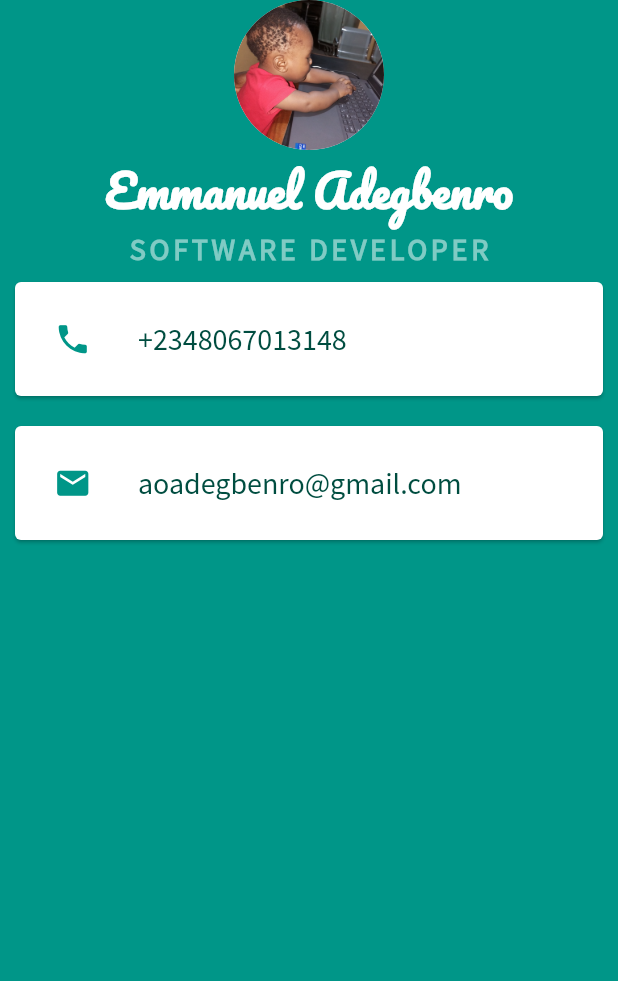
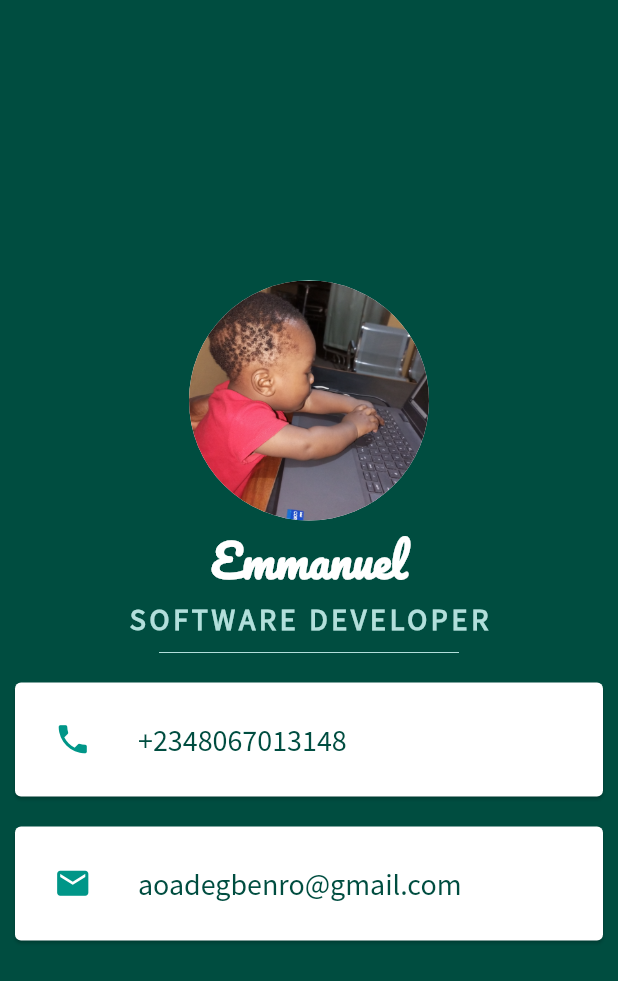
Before and after one commit to apostleyemi/Card_information_flutter, a Flutter app: the screen it shows after launch, on a phone screen of 412 x 824 dp. Shown: the top 981 px of the screen. Run offline on Flutter 3.47's test engine with Material 2 defaults, Android fonts, the phone set to English and light mode, and no system bars.

Commit message:
Complete card project

```diff
--- a/lib/main.dart
+++ b/lib/main.dart
@@ -11,17 +11,19 @@ class MyApp extends StatelessWidget {
   Widget build(BuildContext context) {
     return MaterialApp(
       home: Scaffold(
-        backgroundColor: Colors.teal,
+        backgroundColor: Colors.teal.shade900,
         body: SafeArea(
           child: Column(
+            crossAxisAlignment: CrossAxisAlignment.center,
+            mainAxisAlignment: MainAxisAlignment.center,
             children: <Widget>[
               CircleAvatar(
-                radius: 50.0,
+                radius: 80.0,
                 backgroundColor: Colors.white,
                 backgroundImage: AssetImage('images/baby.jpg'),
               ),
               Text(
-                'Emmanuel Adegbenro',
+                'Emmanuel',
                 style: TextStyle(
                   fontFamily: 'Pacifico',
                   fontSize: 30.0,
@@ -32,15 +34,21 @@ class MyApp extends StatelessWidget {
               Text(
                 'SOFTWARE DEVELOPER',
                 style: TextStyle(
-                  color: Colors.teal.shade200,
+                  color: Colors.teal.shade100,
                   fontSize: 20.0,
                   letterSpacing: 2.5,
                   fontFamily: 'SourceSansPro',
                   fontWeight: FontWeight.bold,
                 ),
               ),
+              SizedBox(
+                height: 20.0,
+                width: 200.0,
+                child: Divider(
+                  color: Colors.teal.shade100,
+                ),
+              ),
               Card(
-                color: Colors.white,
                 margin: EdgeInsets.symmetric(vertical: 10.0, horizontal: 10.0),
                 child: Padding(
                   padding: EdgeInsets.all(10.0),
@@ -63,7 +71,6 @@ class MyApp extends StatelessWidget {
                 ),
               ),
               Card(
-                color: Colors.white,
                 margin: EdgeInsets.symmetric(vertical: 10.0, horizontal: 10.0),
                 child: Padding(
                   padding: EdgeInsets.all(10),
```
